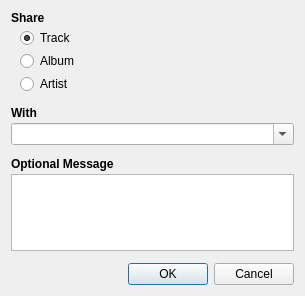
Before: the Qt Designer form app/client/widgets/ShareDialog.ui in dougma/lastfm-desktop, drawn with Qt 5.
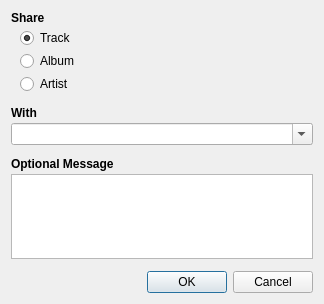
After: the same form once the commit is applied.

Patch:
```diff
--- a/app/client/widgets/ShareDialog.ui
+++ b/app/client/widgets/ShareDialog.ui
@@ -5,8 +5,8 @@
    <rect>
     <x>0</x>
     <y>0</y>
-    <width>305</width>
-    <height>296</height>
+    <width>324</width>
+    <height>304</height>
    </rect>
   </property>
   <property name="windowTitle" >
@@ -34,6 +34,9 @@
    </item>
    <item>
     <layout class="QVBoxLayout" name="verticalLayout" >
+     <property name="spacing" >
+      <number>-1</number>
+     </property>
      <property name="leftMargin" >
       <number>9</number>
      </property>
@@ -122,13 +125,6 @@
        <property name="tabChangesFocus" >
         <bool>true</bool>
        </property>
-       <property name="html" >
-        <string>&lt;!DOCTYPE HTML PUBLIC "-//W3C//DTD HTML 4.0//EN" "http://www.w3.org/TR/REC-html40/strict.dtd">
-&lt;html>&lt;head>&lt;meta name="qrichtext" content="1" />&lt;style type="text/css">
-p, li { white-space: pre-wrap; }
-&lt;/style>&lt;/head>&lt;body style=" font-family:'MS Shell Dlg 2'; font-size:8.25pt; font-weight:400; font-style:normal;">
-&lt;p style="-qt-paragraph-type:empty; margin-top:0px; margin-bottom:0px; margin-left:0px; margin-right:0px; -qt-block-indent:0; text-indent:0px; font-size:8pt;">&lt;/p>&lt;/body>&lt;/html></string>
-       </property>
        <property name="acceptRichText" >
         <bool>false</bool>
        </property>
```
Left out of the diff: 2 changed lines with no effect on the pictures.
